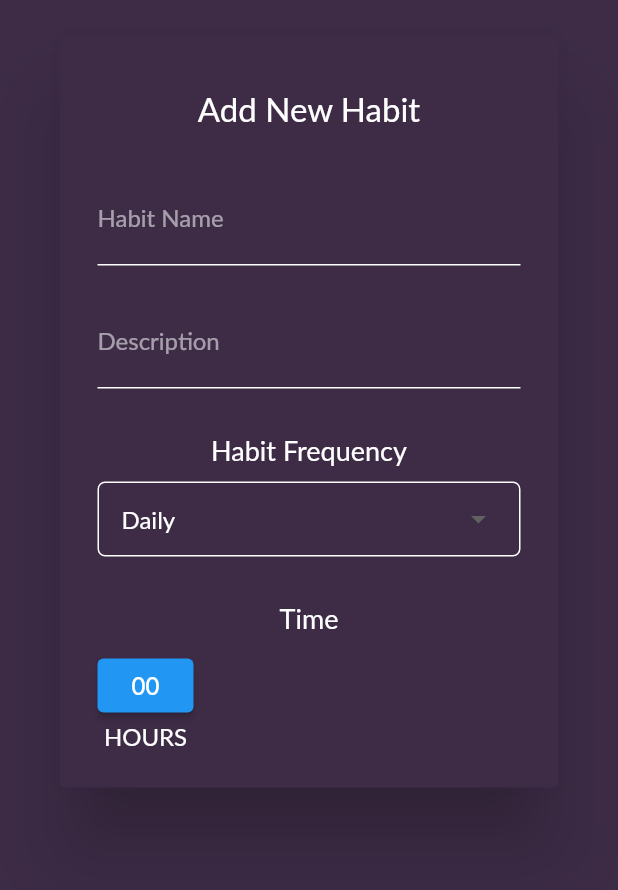
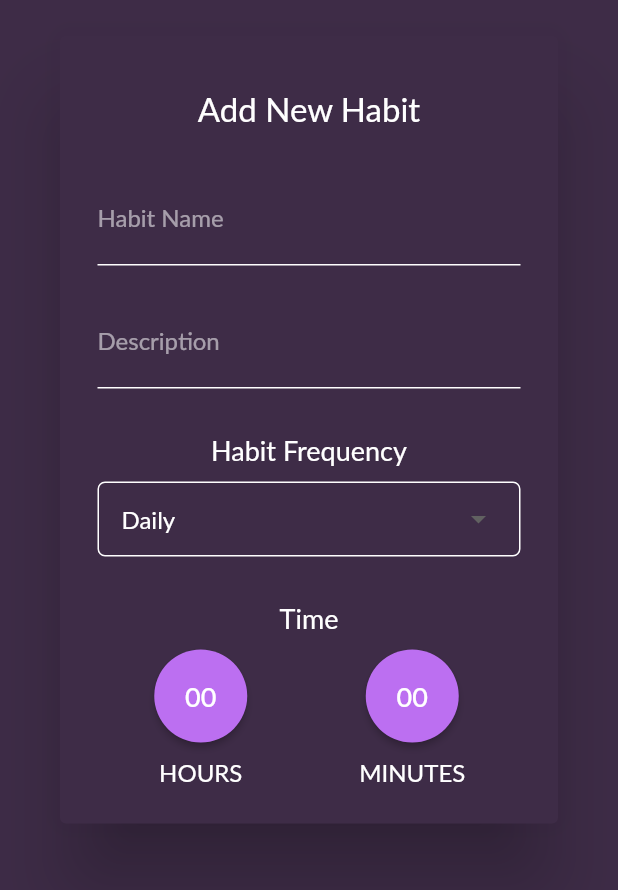
Before and after one commit to Mastagoon/habit-make, a Flutter app: the AddHabitDialog widget shown alone on an empty page, opened directly, on a phone screen of 412 x 824 dp. Shown: the top 890 px of the screen. Run offline on Flutter 3.47's test engine with Material 2 defaults, Android fonts, the phone set to English and light mode, and no system bars; our stand-ins replace percent_indicator; missing offline and left inert: isoweek; Roboto replaces fonts that are missing (Lato).

Commit message:
hour:minute indicator

```diff
--- a/lib/constants/styles.dart
+++ b/lib/constants/styles.dart
@@ -24,3 +24,17 @@ ButtonStyle cardButton(bool finished) {
     ),
   );
 }
+
+ButtonStyle RoundedButton(int backgroundColor, double size) {
+  return ButtonStyle(
+    shape: MaterialStateProperty.all(
+      CircleBorder(),
+    ),
+    padding: MaterialStateProperty.all(
+      EdgeInsets.all(size),
+    ),
+    backgroundColor: MaterialStateProperty.all(
+      Color(backgroundColor),
+    ),
+  );
+}
--- a/lib/screens/components/add_habit.dart
+++ b/lib/screens/components/add_habit.dart
@@ -134,18 +134,42 @@ class _AddHabitDialogState extends State<AddHabitDialog> {
                 ),
                 // choose time
                 Row(
+                  mainAxisAlignment: MainAxisAlignment.spaceAround,
                   children: [
                     Column(
                       children: [
                         ElevatedButton(
+                          style: RoundedButton(primaryColor, 20),
                           onPressed: () {},
                           child: Text(
                             "00",
-                            style: lightText(16),
+                            style: lightText(18),
                           ),
+                        ),
+                        SizedBox(
+                          height: 10,
                         ),
                         Text(
                           "HOURS",
+                          style: lightText(16),
+                        ),
+                      ],
+                    ),
+                    Column(
+                      children: [
+                        ElevatedButton(
+                          style: RoundedButton(primaryColor, 20),
+                          onPressed: () {},
+                          child: Text(
+                            "00",
+                            style: lightText(18),
+                          ),
+                        ),
+                        SizedBox(
+                          height: 10,
+                        ),
+                        Text(
+                          "MINUTES",
                           style: lightText(16),
                         ),
                       ],
```
